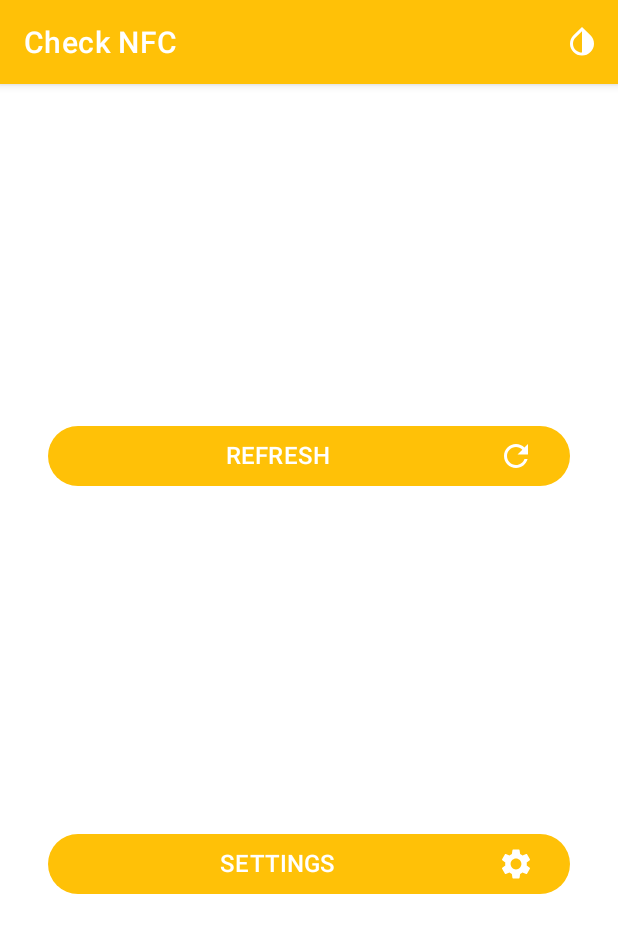
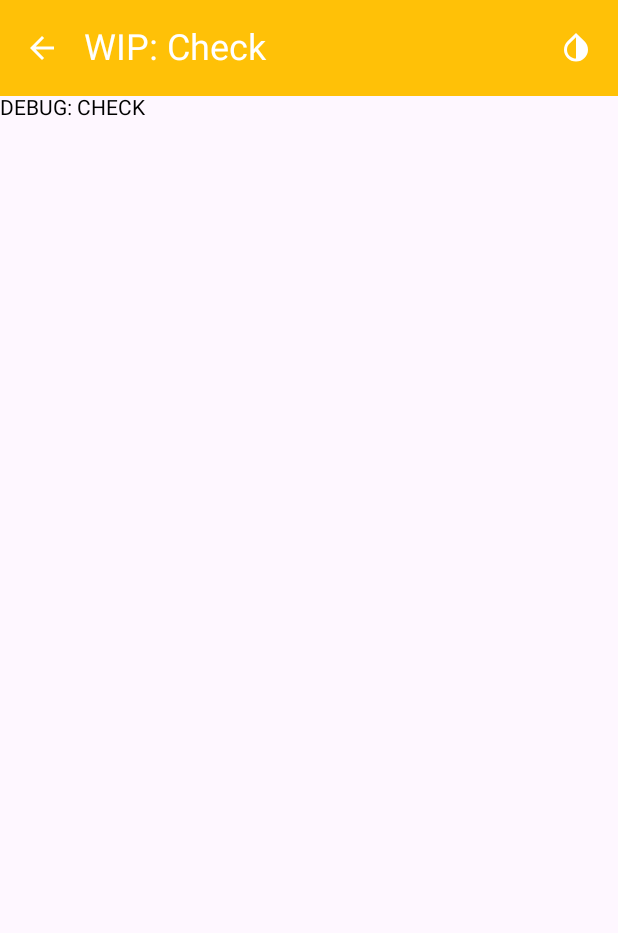
Before and after one commit to maugagneur/vigik, an Android app built with Jetpack Compose: the screen it shows after launch (MainActivity), after a tap on "Invert colors", on a phone screen of 412 x 824 dp. Shown: the top 933 px of the screen. Run offline under Robolectric (Android 15) with nearby library versions, the phone set to English and light mode, and no system bars; our stand-ins replace Dagger/Hilt's generated code, Room's generated code, Timber.

Commit message:
Start migrating app's navigation to Compose navigation
To migrate to a full Compose navigation application we should probably make all the views 100% composable which means non-heritate from fragments.
This is a big refactoring that will brake the actual mutualized code from BaseFragment.

```diff
--- a/app/build.gradle
+++ b/app/build.gradle
@@ -131,6 +131,8 @@ dependencies {
     implementation "com.google.devtools.ksp:symbol-processing-api:${kspVer}"
 
     // Android X
+    implementation "androidx.activity:activity-ktx:${androidxVer.activity}"
+    implementation "androidx.appcompat:appcompat:${androidxVer.appCompat}"
     implementation "androidx.constraintlayout:constraintlayout:${androidxVer.constraintlayout}"
     implementation "androidx.core:core-ktx:${androidxVer.coreKtx}"
     implementation "androidx.core:core-splashscreen:${androidxVer.splashscreen}"
@@ -138,13 +140,13 @@ dependencies {
     implementation "androidx.lifecycle:lifecycle-livedata-ktx:${androidxVer.lifecycle}"
     implementation "androidx.lifecycle:lifecycle-runtime-ktx:${androidxVer.lifecycle}"
     implementation "androidx.lifecycle:lifecycle-viewmodel-ktx:${androidxVer.lifecycle}"
+    implementation "androidx.navigation:navigation-compose:${androidxVer.navigation}"
     implementation "androidx.navigation:navigation-fragment-ktx:${androidxVer.navigation}"
     implementation "androidx.navigation:navigation-ui-ktx:${androidxVer.navigation}"
     implementation "androidx.navigation:navigation-dynamic-features-fragment:${androidxVer.navigation}"
     implementation "androidx.recyclerview:recyclerview:${androidxVer.recyclerview}"
 
     // Compose
-    implementation "androidx.appcompat:appcompat:${androidxVer.appCompat}"
     implementation "androidx.compose.foundation:foundation:${androidxVer.compose}"
     implementation "androidx.compose.material:material:${androidxVer.compose}"
     implementation "androidx.compose.material:material-icons-extended:${androidxVer.compose}"
--- a/app/src/main/java/com/kidor/vigik/ui/MainActivity.kt
+++ b/app/src/main/java/com/kidor/vigik/ui/MainActivity.kt
@@ -3,20 +3,30 @@ package com.kidor.vigik.ui
 import android.content.Intent
 import android.nfc.NfcAdapter
 import android.os.Bundle
-import android.view.Menu
-import android.view.MenuInflater
-import android.view.MenuItem
-import android.widget.Toast
-import androidx.appcompat.app.AppCompatActivity
+import androidx.activity.ComponentActivity
+import androidx.activity.compose.setContent
+import androidx.compose.foundation.layout.padding
+import androidx.compose.material.icons.Icons
+import androidx.compose.material.icons.filled.ArrowBack
+import androidx.compose.material.icons.filled.InvertColors
+import androidx.compose.material3.ExperimentalMaterial3Api
+import androidx.compose.material3.Icon
+import androidx.compose.material3.IconButton
+import androidx.compose.material3.MaterialTheme
+import androidx.compose.material3.Scaffold
+import androidx.compose.material3.SmallTopAppBar
+import androidx.compose.material3.Text
+import androidx.compose.material3.TopAppBarDefaults
+import androidx.compose.runtime.Composable
+import androidx.compose.runtime.getValue
+import androidx.compose.ui.Modifier
+import androidx.compose.ui.tooling.preview.Preview
 import androidx.core.splashscreen.SplashScreen.Companion.installSplashScreen
-import androidx.core.view.MenuProvider
-import androidx.navigation.NavController
-import androidx.navigation.fragment.NavHostFragment
-import androidx.navigation.ui.AppBarConfiguration
-import androidx.navigation.ui.NavigationUI
-import com.kidor.vigik.R
-import com.kidor.vigik.databinding.ActivityMainBinding
+import androidx.navigation.compose.currentBackStackEntryAsState
+import androidx.navigation.compose.rememberNavController
 import com.kidor.vigik.nfc.api.NfcApi
+import com.kidor.vigik.ui.compose.AppNavHost
+import com.kidor.vigik.ui.compose.AppNavigation
 import com.kidor.vigik.ui.compose.AppTheme
 import dagger.hilt.android.AndroidEntryPoint
 import javax.inject.Inject
@@ -25,47 +35,26 @@ import javax.inject.Inject
  * Main activity of the application.
  */
 @AndroidEntryPoint
-class MainActivity : AppCompatActivity() {
+class MainActivity : ComponentActivity() {
 
-    private lateinit var navController: NavController
-    private lateinit var appBarConfiguration: AppBarConfiguration
-    @Inject internal lateinit var nfcApi: NfcApi
+    @Inject
+    internal lateinit var nfcApi: NfcApi
 
     override fun onCreate(savedInstanceState: Bundle?) {
         // Handle the splash screen transition
         installSplashScreen()
 
         super.onCreate(savedInstanceState)
-        ActivityMainBinding.inflate(layoutInflater).let {
-            setContentView(it.root)
-            setSupportActionBar(it.toolbar)
+
+        setContent {
+            AppTheme {
+                MainComposable()
+            }
         }
-
-        navController = (supportFragmentManager.findFragmentById(R.id.navFragmentContainerView) as NavHostFragment)
-            .navController.also {
-                appBarConfiguration = AppBarConfiguration.Builder(it.graph).build()
-                NavigationUI.setupActionBarWithNavController(this, it)
-            }
-
-        addMenuProvider(object : MenuProvider {
-            override fun onCreateMenu(menu: Menu, menuInflater: MenuInflater) {
-                menuInflater.inflate(R.menu.menu_main, menu)
-            }
-
-            override fun onMenuItemSelected(menuItem: MenuItem): Boolean {
-                return if (menuItem.itemId == R.id.action_stop_invert_color) {
-                    AppTheme.invertTheme()
-                    Toast.makeText(applicationContext, "Not implemented yet", Toast.LENGTH_SHORT).show()
-                    true
-                } else {
-                    false
-                }
-            }
-        })
     }
 
     override fun onResume() {
-       super.onResume()
+        super.onResume()
         nfcApi.enableNfcForegroundDispatch(this, javaClass)
     }
 
@@ -74,9 +63,6 @@ class MainActivity : AppCompatActivity() {
         nfcApi.disableNfcForegroundDispatch(this)
     }
 
-    override fun onSupportNavigateUp() =
-        NavigationUI.navigateUp(navController, appBarConfiguration) || super.onSupportNavigateUp()
-
     override fun onNewIntent(intent: Intent?) {
         super.onNewIntent(intent)
         if (intent?.action == NfcAdapter.ACTION_TAG_DISCOVERED) {
@@ -84,3 +70,56 @@ class MainActivity : AppCompatActivity() {
         }
     }
 }
+
+@OptIn(ExperimentalMaterial3Api::class)
+@Composable
+@Preview(widthDp = 400, heightDp = 700)
+internal fun MainComposable() {
+    val navController = rememberNavController()
+    val currentBackStack by navController.currentBackStackEntryAsState()
+    val currentDestination = currentBackStack?.destination
+    val currentScreen = AppNavigation.getScreen(currentDestination?.route)
+
+    Scaffold(
+        topBar = {
+            SmallTopAppBar(
+                title = {
+                    Text(
+                        text = currentScreen?.name ?: "",
+                        fontSize = AppTheme.dimensions.textSizeXLarge,
+                        color = MaterialTheme.colorScheme.onPrimary
+                    )
+                },
+                navigationIcon = {
+                    if (navController.currentBackStackEntry != null) {
+                        IconButton(onClick = { navController.navigateUp() }) {
+                            Icon(
+                                Icons.Default.ArrowBack,
+                                contentDescription = "Return",
+                                tint = MaterialTheme.colorScheme.onPrimary
+                            )
+                        }
+                    }
+                },
+                actions = {
+                    IconButton(onClick = { AppTheme.invertTheme() }) {
+                        Icon(
+                            Icons.Default.InvertColors,
+                            contentDescription = "Invert colors",
+                            tint = MaterialTheme.colorScheme.onPrimary
+                        )
+                    }
+                },
+                colors = TopAppBarDefaults.smallTopAppBarColors(
+                    containerColor = MaterialTheme.colorScheme.primary
+                )
+            )
+        },
+        contentColor = MaterialTheme.colorScheme.onPrimary
+    ) { innerPadding ->
+        AppNavHost(
+            navController = navController,
+            modifier = Modifier.padding(innerPadding)
+        )
+    }
+}
--- /dev/null
+++ b/app/src/main/java/com/kidor/vigik/ui/compose/AppNavHost.kt
@@ -0,0 +1,52 @@
+package com.kidor.vigik.ui.compose
+
+import androidx.compose.material.Text
+import androidx.compose.runtime.Composable
+import androidx.compose.ui.Modifier
+import androidx.navigation.NavGraph.Companion.findStartDestination
+import androidx.navigation.NavHostController
+import androidx.navigation.compose.NavHost
+import androidx.navigation.compose.composable
+
+@Composable
+fun AppNavHost(
+    navController: NavHostController,
+    modifier: Modifier = Modifier
+) {
+    NavHost(
+        navController = navController,
+        startDestination = AppNavigation.CheckScreen.route,
+        modifier = modifier
+    ) {
+        composable(route = AppNavigation.CheckScreen.route) {
+            Text(text = "DEBUG: CHECK")
+        }
+        composable(route = AppNavigation.HubScreen.route) {
+            Text(text = "DEBUG: HUB")
+        }
+        composable(route = AppNavigation.ScanScreen.route) {
+            Text(text = "DEBUG: SCAN")
+        }
+        composable(route = AppNavigation.HistoryScreen.route) {
+            Text(text = "DEBUG: HISTORY")
+        }
+        composable(route = AppNavigation.EmulateScreen.route) {
+            Text(text = "DEBUG: EMULATE")
+        }
+    }
+}
+
+fun NavHostController.navigateSingleTopTo(route: String) =
+    this.navigate(route) {
+        // Pop up to the start destination of the graph to avoid building up a large stack of destinations on the back
+        // stack as users select items.
+        popUpTo(
+            this@navigateSingleTopTo.graph.findStartDestination().id
+        ) {
+            saveState = true
+        }
+        // Avoid multiple copies of the same destination when reselecting the same item
+        launchSingleTop = true
+        // Restore state when reselecting a previously selected item
+        restoreState = true
+    }
--- /dev/null
+++ b/app/src/main/java/com/kidor/vigik/ui/compose/AppNavigation.kt
@@ -0,0 +1,50 @@
+package com.kidor.vigik.ui.compose
+
+/**
+ * Metadata of each screen of the application.
+ */
+interface AppDestination {
+    val name: String
+    val route: String
+}
+
+object AppNavigation {
+
+    object CheckScreen : AppDestination {
+        override val name: String = "WIP: Check"
+        override val route: String = "check"
+    }
+
+    object HubScreen : AppDestination {
+        override val name: String = "WIP: Hub"
+        override val route = "hub"
+    }
+
+    object ScanScreen : AppDestination {
+        override val name: String = "WIP: Scan"
+        override val route = "scan"
+    }
+
+    object HistoryScreen : AppDestination {
+        override val name: String = "WIP: History"
+        override val route = "history"
+    }
+
+    object EmulateScreen : AppDestination {
+        override val name: String = "WIP: Emulate"
+        override val route = "emulate"
+    }
+
+    private val allScreens = listOf(
+        CheckScreen,
+        HubScreen,
+        ScanScreen,
+        HistoryScreen,
+        EmulateScreen
+    )
+
+    /**
+     * Returns the screen matching given [route] if exists.
+     */
+    fun getScreen(route: String?): AppDestination? = allScreens.find { it.route == route }
+}
--- a/app/src/main/res/drawable/ic_baseline_invert_colors_24.xml
+++ /dev/null
@@ -1,10 +0,0 @@
-<vector xmlns:android="http://schemas.android.com/apk/res/android"
-    android:width="24dp"
-    android:height="24dp"
-    android:tint="?attr/colorControlNormal"
-    android:viewportWidth="24"
-    android:viewportHeight="24">
-    <path
-        android:fillColor="@android:color/white"
-        android:pathData="M12,4.81L12,19c-3.31,0 -6,-2.63 -6,-5.87c0,-1.56 0.62,-3.03 1.75,-4.14L12,4.81M6.35,7.56L6.35,7.56C4.9,8.99 4,10.96 4,13.13C4,17.48 7.58,21 12,21c4.42,0 8,-3.52 8,-7.87c0,-2.17 -0.9,-4.14 -2.35,-5.57l0,0L12,2L6.35,7.56z" />
-</vector>
--- a/app/src/main/res/menu/menu_main.xml
+++ /dev/null
@@ -1,12 +0,0 @@
-<?xml version="1.0" encoding="utf-8"?>
-<menu xmlns:android="http://schemas.android.com/apk/res/android"
-    xmlns:app="http://schemas.android.com/apk/res-auto">
-
-    <item
-        android:id="@+id/action_stop_invert_color"
-        android:icon="@drawable/ic_baseline_invert_colors_24"
-        android:orderInCategory="100"
-        android:title="@string/menu_action_invert_color"
-        app:showAsAction="always" />
-
-</menu>
--- a/dependencies.gradle
+++ b/dependencies.gradle
@@ -9,6 +9,7 @@ ext {
     ]
 
     androidxVer = [
+            'activity'        : '1.5.1',
             'appCompat'       : '1.5.0',
             'compose'         : '1.2.1',
             'composeCompiler' : '1.3.0',
```
